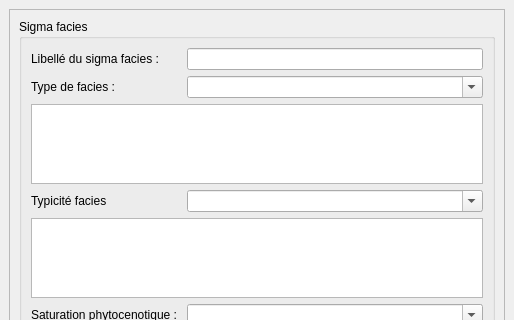
First picture: the form in src/ui/form_sigmaf.ui, repository IGNF/saisie_carhab, before the edit; both pictures show x 0 to 514 and y 0 to 320 of the 514 by 757 pixel window.
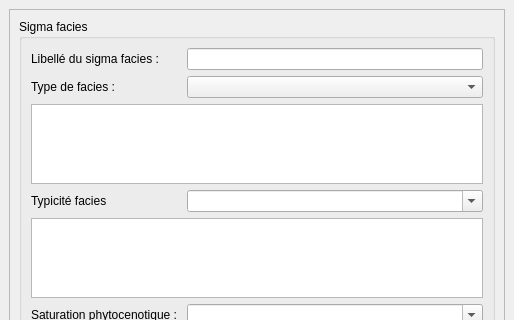
Second picture: the form after the edit.

Patch:
```diff
--- a/src/ui/form_sigmaf.ui
+++ b/src/ui/form_sigmaf.ui
@@ -59,7 +59,7 @@
               </sizepolicy>
              </property>
              <property name="editable">
-              <bool>true</bool>
+              <bool>false</bool>
              </property>
              <property name="sizeAdjustPolicy">
               <enum>QComboBox::AdjustToMinimumContentsLength</enum>
```
